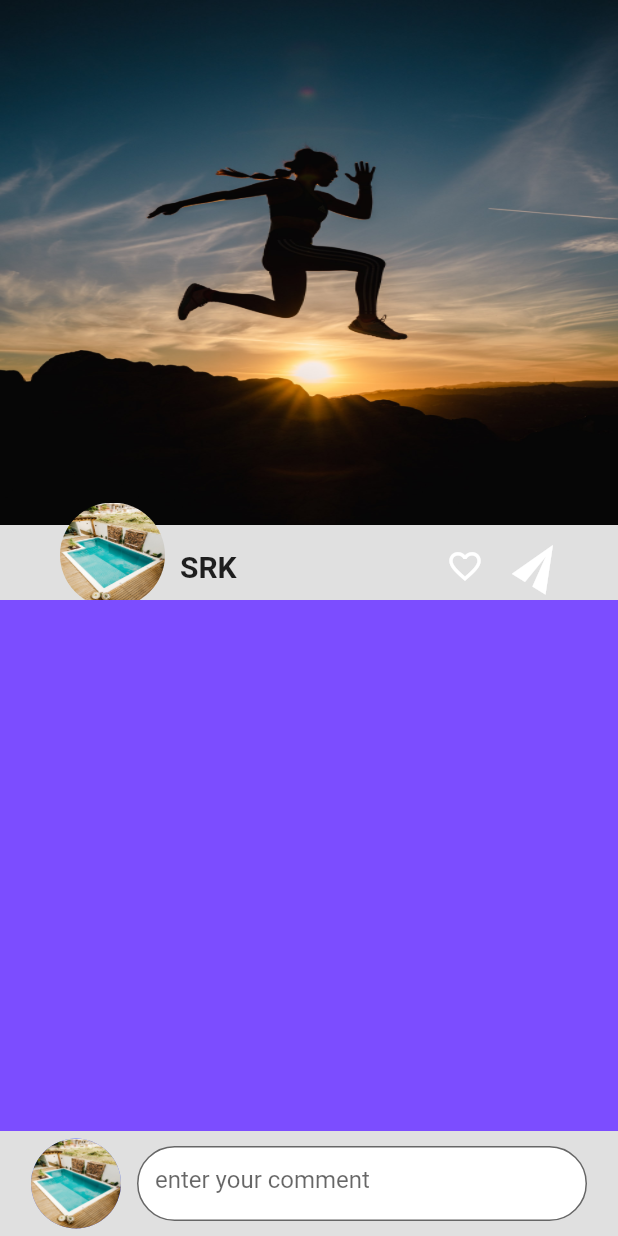
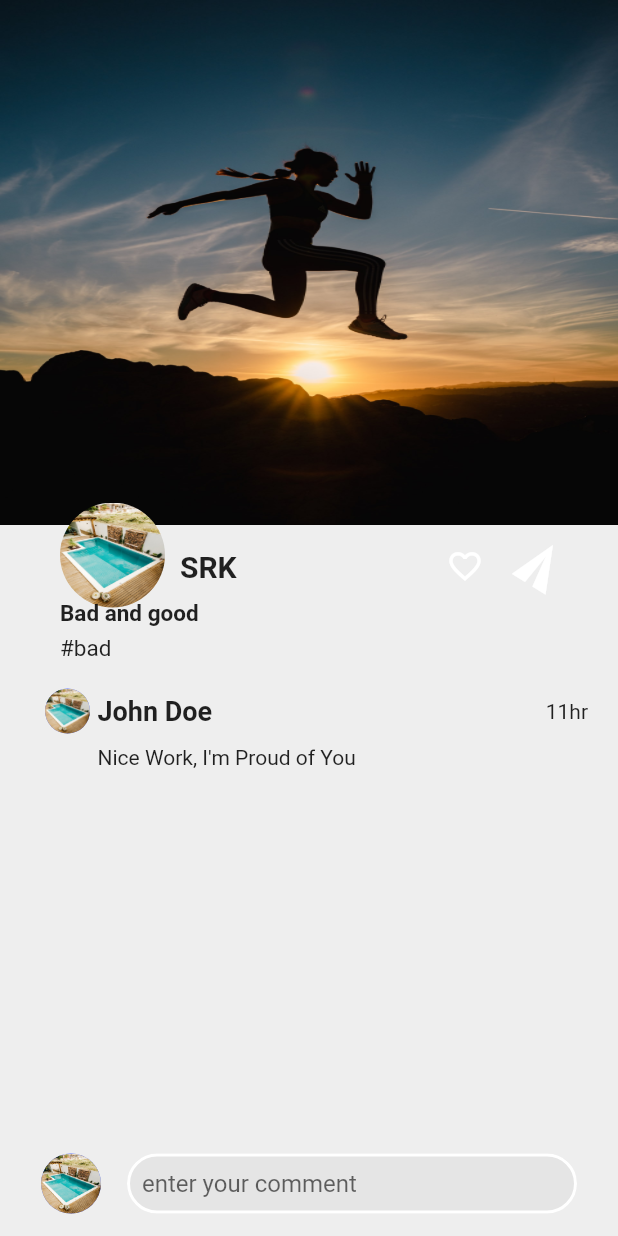
Before and after one commit to KESHAVBERG/R-task, a Flutter app: the screen it shows after launch, after a tap on the "favorite" icon, on a phone screen of 412 x 824 dp. Run offline on Flutter 3.47's test engine with Material 2 defaults, Android fonts, the phone set to English and light mode, and no system bars.

```diff
--- a/lib/pages/details.dart
+++ b/lib/pages/details.dart
@@ -1,3 +1,5 @@
+import 'dart:ui';
+
 import 'package:flutter/material.dart';
 
 class DetailsPage extends StatefulWidget {
@@ -20,7 +22,7 @@ class _DetailsPageState extends State<DetailsPage> {
   @override
   Widget build(BuildContext context) {
     return Scaffold(
-      backgroundColor: Colors.grey[300],
+      backgroundColor: Colors.grey[200],
       body: Stack(
         children: [
           Container(
@@ -30,7 +32,135 @@ class _DetailsPageState extends State<DetailsPage> {
                 image: DecorationImage(
                     fit: BoxFit.fill, image: AssetImage(widget.PostPic))),
           ),
+          detailsClassForView(
+              userName: widget.userName, profilePicPath: widget.profilePic),
           Container(
+            height: MediaQuery.of(context).size.height,
+            width: MediaQuery.of(context).size.width,
+            margin: EdgeInsets.fromLTRB(0, 400, 0, 0),
+            child: Column(
+              crossAxisAlignment: CrossAxisAlignment.start,
+              children: [
+                ListView(
+                  shrinkWrap: true,
+                  children: [
+                    Padding(
+                      padding: const EdgeInsets.fromLTRB(40, 0, 0, 0),
+                      child: Text(
+                        widget.description,
+                        style: TextStyle(
+                            fontWeight: FontWeight.w700, fontSize: 15),
+                      ),
+                    ),
+                    Padding(
+                      padding: const EdgeInsets.fromLTRB(40, 5, 0, 0),
+                      child: Text(
+                        widget.hastags,
+                        style: TextStyle(fontSize: 15),
+                      ),
+                    ),
+                    SizedBox(
+                      height: 10,
+                    ),
+                    Padding(
+                      padding: const EdgeInsets.fromLTRB(30, 8.0, 20, 0),
+                      child: Column(
+                        crossAxisAlignment: CrossAxisAlignment.start,
+                        children: [
+                          Row(
+                            children: [
+                              Container(
+                                height: 30,
+                                width: 30,
+                                decoration: BoxDecoration(
+                                    shape: BoxShape.circle,
+                                    color: Colors.indigoAccent,
+                                    image: DecorationImage(
+                                        fit: BoxFit.fill,
+                                        image: AssetImage(widget.profilePic))),
+                              ),
+                              SizedBox(
+                                width: 5,
+                              ),
+                              Text(
+                                'John Doe',
+                                style: TextStyle(
+                                    fontWeight: FontWeight.bold, fontSize: 18),
+                              ),
+                              Spacer(),
+                              Text('11hr')
+                            ],
+                          ),
+                          Padding(
+                            padding: const EdgeInsets.fromLTRB(35.0, 8, 20, 0),
+                            child: Text("Nice Work, I'm Proud of You"),
+                          )
+                        ],
+                      ),
+                    ),
+                  ],
+                ),
+                Spacer(),
+                Container(
+                  padding: EdgeInsets.symmetric(horizontal: 10),
+                  height: 70,
+                  width: MediaQuery.of(context).size.width,
+                  color: Colors.grey[200],
+                  child: Row(
+                    mainAxisAlignment: MainAxisAlignment.spaceEvenly,
+                    children: [
+                      Container(
+                        height: 40,
+                        width: 40,
+                        decoration: BoxDecoration(
+                            shape: BoxShape.circle,
+                            color: Colors.indigoAccent,
+                            image: DecorationImage(
+                                fit: BoxFit.fill,
+                                image: AssetImage(widget.profilePic))),
+                      ),
+                      Container(
+                        width: 300,
+                        height: 40,
+                        child: TextField(
+                          textAlign: TextAlign.left,
+                          decoration: InputDecoration(
+                            contentPadding: EdgeInsets.fromLTRB(10, 3, 0, 0),
+                            hintText: 'enter your comment',
+                            hintStyle: TextStyle(),
+                            filled: true,
+                            enabledBorder: OutlineInputBorder(
+                              borderRadius: BorderRadius.circular(25.0),
+                              borderSide: BorderSide(
+                                color: Colors.white,
+                                width: 2.0,
+                              ),
+                            ),
+                          ),
+                        ),
+                      ),
+                    ],
+                  ),
+                )
+              ],
+            ),
+          )
+        ],
+      ),
+    );
+  }
+}
+//****************************************
+
+class detailsClassForView extends StatelessWidget {
+  const detailsClassForView(
+      {Key? key, required this.userName, required this.profilePicPath})
+      : super(key: key);
+  final String userName, profilePicPath;
+
+  @override
+  Widget build(BuildContext context) {
+    return Container(
       padding: EdgeInsets.fromLTRB(40, 0, 30, 0),
       margin: EdgeInsets.fromLTRB(0, 320, 0, 0),
       height: 100,
@@ -45,7 +175,7 @@ class _DetailsPageState extends State<DetailsPage> {
                 shape: BoxShape.circle,
                 image: DecorationImage(
                   fit: BoxFit.fill,
-                        image: AssetImage(widget.profilePic),
+                  image: AssetImage(profilePicPath),
                 )),
           ),
           SizedBox(
@@ -54,7 +184,7 @@ class _DetailsPageState extends State<DetailsPage> {
           Padding(
             padding: const EdgeInsets.fromLTRB(0, 15.0, 0, 0),
             child: Text(
-                    widget.userName,
+              userName,
               style: TextStyle(fontWeight: FontWeight.bold, fontSize: 20),
             ),
           ),
@@ -85,58 +215,6 @@ class _DetailsPageState extends State<DetailsPage> {
           ),
         ],
       ),
-          ),
-          Container(
-            height: MediaQuery.of(context).size.height,
-            width: MediaQuery.of(context).size.width,
-            color: Colors.deepPurpleAccent,
-            margin: EdgeInsets.fromLTRB(0, 400, 0, 0),
-            child: Column(
-              children: [
-                Spacer(),
-                Container(
-                  padding: EdgeInsets.symmetric(horizontal: 10),
-                  height: 70,
-                  width: MediaQuery.of(context).size.width,
-                  color: Colors.grey[300],
-                  child: Row(
-                    mainAxisAlignment: MainAxisAlignment.spaceEvenly,
-                    children: [
-                      Container(
-                        height: 60,
-                        width: 60,
-                        decoration: BoxDecoration(
-                          shape: BoxShape.circle,
-                          color: Colors.indigoAccent,
-                          image: DecorationImage(
-                            fit: BoxFit.fill,
-                            image: AssetImage(widget.profilePic)
-                          )
-                        ),
-                      ),
-                      Container(
-                        width: 300,
-                        height: 50,
-
-                        child: TextField(
-                          decoration: InputDecoration(
-                            hintText: 'enter your comment',
-                            fillColor: Colors.white,
-                            filled: true,
-                            border: OutlineInputBorder(
-                              borderRadius: BorderRadius.circular(50.0),
-                            ),
-                          ),
-                        ),
-                      ),
-                    ],
-                  ),
-                )
-              ],
-            ),
-          )
-        ],
-      ),
     );
   }
 }
--- a/lib/pages/home.dart
+++ b/lib/pages/home.dart
@@ -68,7 +68,7 @@ class _HomeState extends State<Home> {
             mainStack(
                 'img/img2.jpg', 'SRK', "Bad and good", "#bad", 'img/img1.jpg'),
             mainStack(
-                'img/img1.jpg', 'SRK', "Bad and good", "#bad", 'img/img2.jpg'),
+                'img/img1.jpg', 'SRK', "Badgood", "#bad #2022", 'img/img2.jpg'),
           ],
         ),
       ),
```
Lines whose indentation alone changed are shown as unchanged.
